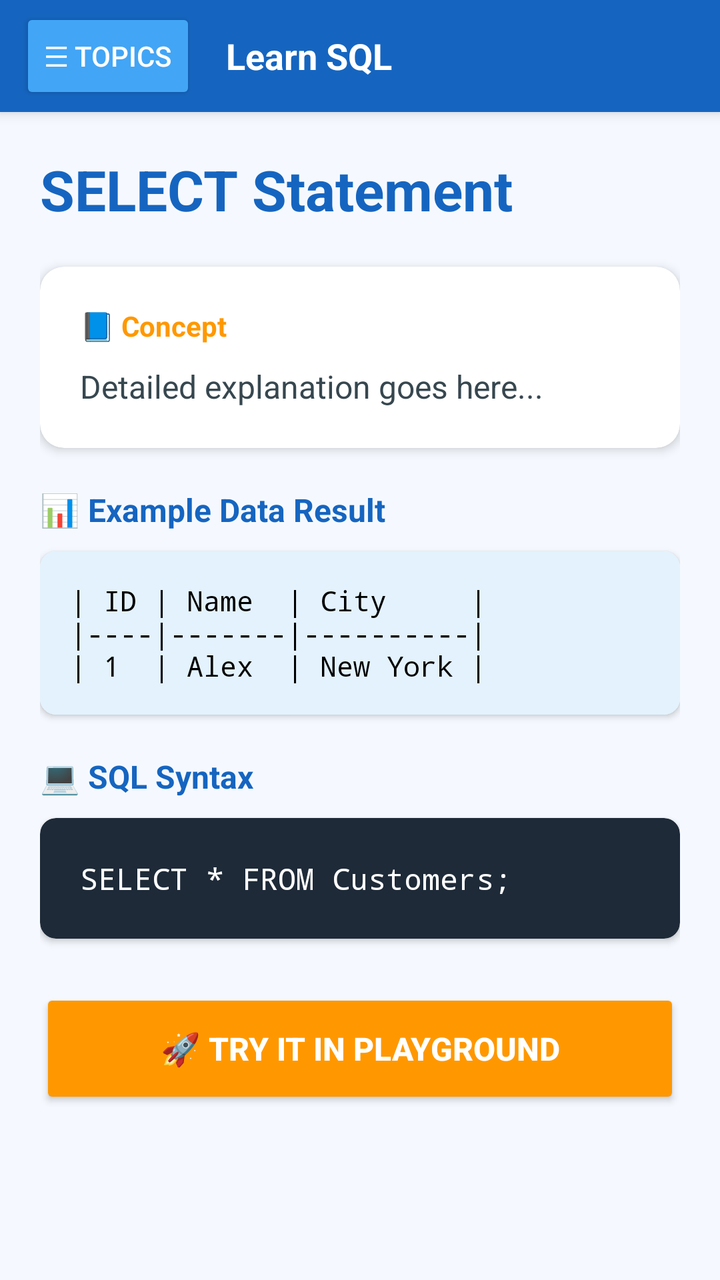
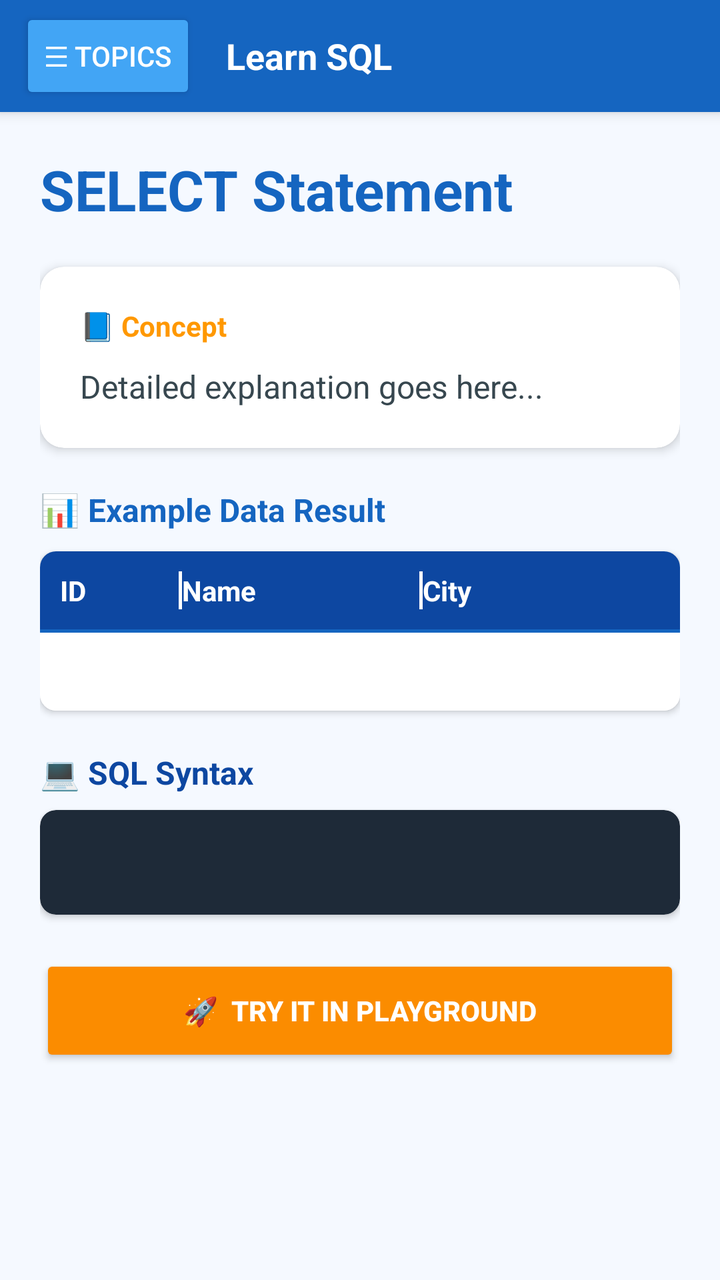

Screens rendered from an Android XML layout before and after an edit, with the pre-edit source and the edit as a unified diff.
<!-- AndroidManifest.xml: application theme Theme.AppCompat.Light.NoActionBar -->
<!-- res/layout/activity_learn_detail.xml -->
<?xml version="1.0" encoding="utf-8"?>
<LinearLayout xmlns:android="http://schemas.android.com/apk/res/android"
    xmlns:app="http://schemas.android.com/apk/res-auto"
    android:layout_width="match_parent"
    android:layout_height="match_parent"
    android:orientation="vertical"
    android:background="#F5F9FF"
    android:fitsSystemWindows="true">

    <LinearLayout
        android:layout_width="match_parent"
        android:layout_height="wrap_content"
        android:minHeight="56dp"
        android:background="#1565C0"
        android:gravity="center_vertical"
        android:paddingStart="10dp"
        android:paddingEnd="10dp"
        android:elevation="4dp">

        <Button
            android:id="@+id/btnMenu"
            android:layout_width="wrap_content"
            android:layout_height="wrap_content"
            android:text="☰ Topics"
            android:textSize="14sp"
            android:backgroundTint="#42A5F5"
            android:textColor="#FFFFFF"
            android:minHeight="48dp"/>

        <TextView
            android:layout_width="wrap_content"
            android:layout_height="wrap_content"
            android:text="Learn SQL"
            android:textSize="18sp"
            android:textStyle="bold"
            android:textColor="#FFFFFF"
            android:layout_marginStart="15dp"/>
    </LinearLayout>

    <ScrollView
        android:layout_width="match_parent"
        android:layout_height="match_parent"
        android:fillViewport="true">

        <LinearLayout
            android:layout_width="match_parent"
            android:layout_height="wrap_content"
            android:orientation="vertical"
            android:padding="20dp">

            <TextView
                android:id="@+id/tvDetailTitle"
                android:layout_width="match_parent"
                android:layout_height="wrap_content"
                android:layout_marginBottom="20dp"
                android:text="SELECT Statement"
                android:textColor="#1565C0"
                android:textSize="28sp"
                android:textStyle="bold" />

            <androidx.cardview.widget.CardView
                android:layout_width="match_parent"
                android:layout_height="wrap_content"
                android:layout_marginBottom="20dp"
                app:cardCornerRadius="12dp"
                app:cardElevation="3dp">

                <LinearLayout
                    android:layout_width="match_parent"
                    android:layout_height="wrap_content"
                    android:orientation="vertical"
                    android:padding="20dp">

                    <TextView
                        android:layout_width="wrap_content"
                        android:layout_height="wrap_content"
                        android:layout_marginBottom="10dp"
                        android:text="📘 Concept"
                        android:textColor="#FF9800"
                        android:textSize="14sp"
                        android:textStyle="bold" />

                    <TextView
                        android:id="@+id/tvDetailDesc"
                        android:layout_width="match_parent"
                        android:layout_height="wrap_content"
                        android:lineSpacingExtra="6dp"
                        android:text="Detailed explanation goes here..."
                        android:textColor="#37474F"
                        android:textSize="16sp" />
                </LinearLayout>
            </androidx.cardview.widget.CardView>

            <TextView
                android:layout_width="wrap_content"
                android:layout_height="wrap_content"
                android:layout_marginBottom="10dp"
                android:text="📊 Example Data Result"
                android:textColor="#1565C0"
                android:textSize="16sp"
                android:textStyle="bold" />

            <androidx.cardview.widget.CardView
                android:layout_width="match_parent"
                android:layout_height="wrap_content"
                android:layout_marginBottom="20dp"
                app:cardCornerRadius="8dp">

                <HorizontalScrollView
                    android:layout_width="match_parent"
                    android:layout_height="wrap_content"
                    android:background="#E3F2FD">

                    <TextView
                        android:id="@+id/tvExampleTables"
                        android:layout_width="wrap_content"
                        android:layout_height="wrap_content"
                        android:fontFamily="monospace"
                        android:padding="15dp"
                        android:text="| ID | Name  | City     |\n|----|-------|----------|\n| 1  | Alex  | New York |"
                        android:textColor="#000000"
                        android:textSize="14sp" />
                </HorizontalScrollView>
            </androidx.cardview.widget.CardView>

            <TextView
                android:layout_width="wrap_content"
                android:layout_height="wrap_content"
                android:layout_marginBottom="10dp"
                android:text="💻 SQL Syntax"
                android:textColor="#1565C0"
                android:textSize="16sp"
                android:textStyle="bold" />

            <androidx.cardview.widget.CardView
                android:layout_width="match_parent"
                android:layout_height="wrap_content"
                android:layout_marginBottom="25dp"
                app:cardBackgroundColor="#1E2A38"
                app:cardCornerRadius="8dp">

                <TextView
                    android:id="@+id/tvDetailCode"
                    android:layout_width="match_parent"
                    android:layout_height="wrap_content"
                    android:fontFamily="monospace"
                    android:padding="20dp"
                    android:text="SELECT * FROM Customers;"
                    android:textColor="#FFFFFF"
                    android:textSize="15sp" />
            </androidx.cardview.widget.CardView>

            <Button
                android:id="@+id/btnTryIt"
                android:layout_width="match_parent"
                android:layout_height="60dp"
                android:backgroundTint="#FF9800"
                android:text="🚀 Try it in Playground"
                android:textColor="#FFFFFF"
                android:textSize="16sp"
                android:textStyle="bold" />

        </LinearLayout>
    </ScrollView>
</LinearLayout>
<!-- resources referenced by this layout -->
<resources>

</resources>

<!-- the commit's change to res/layout/activity_learn_detail.xml (unified diff, before → after) -->
@@ -7,6 +7,7 @@
     android:background="#F5F9FF"
     android:fitsSystemWindows="true">
 
+    
     <LinearLayout
         android:layout_width="match_parent"
         android:layout_height="wrap_content"
@@ -48,6 +49,7 @@
             android:orientation="vertical"
             android:padding="20dp">
 
+            
             <TextView
                 android:id="@+id/tvDetailTitle"
                 android:layout_width="match_parent"
@@ -58,6 +60,7 @@
                 android:textSize="28sp"
                 android:textStyle="bold" />
 
+            
             <androidx.cardview.widget.CardView
                 android:layout_width="match_parent"
                 android:layout_height="wrap_content"
@@ -91,6 +94,7 @@
                 </LinearLayout>
             </androidx.cardview.widget.CardView>
 
+            
             <TextView
                 android:layout_width="wrap_content"
                 android:layout_height="wrap_content"
@@ -100,65 +104,125 @@
                 android:textSize="16sp"
                 android:textStyle="bold" />
 
+            
             <androidx.cardview.widget.CardView
                 android:layout_width="match_parent"
                 android:layout_height="wrap_content"
                 android:layout_marginBottom="20dp"
-                app:cardCornerRadius="8dp">
-
-                <HorizontalScrollView
+                app:cardCornerRadius="8dp"
+                app:cardElevation="2dp">
+
+                <LinearLayout
                     android:layout_width="match_parent"
                     android:layout_height="wrap_content"
-                    android:background="#E3F2FD">
-
-                    <TextView
-                        android:id="@+id/tvExampleTables"
-                        android:layout_width="wrap_content"
-                        android:layout_height="wrap_content"
-                        android:fontFamily="monospace"
-                        android:padding="15dp"
-                        android:text="| ID | Name  | City     |\n|----|-------|----------|\n| 1  | Alex  | New York |"
-                        android:textColor="#000000"
-                        android:textSize="14sp" />
-                </HorizontalScrollView>
+                    android:orientation="vertical">
+
+                    
+                    <LinearLayout
+                        android:layout_width="match_parent"
+                        android:layout_height="wrap_content"
+                        android:orientation="horizontal"
+                        android:background="#0D47A1"
+                        android:padding="10dp">
+
+                        <TextView
+                            android:layout_width="0dp"
+                            android:layout_height="wrap_content"
+                            android:layout_weight="1"
+                            android:text="ID"
+                            android:textStyle="bold"
+                            android:textColor="#FFFFFF"/>
+
+                        <View
+                            android:layout_width="1.5dp"
+                            android:layout_height="match_parent"
+                            android:background="#FFFFFF"/>
+
+                        <TextView
+                            android:layout_width="0dp"
+                            android:layout_height="wrap_content"
+                            android:layout_weight="2"
+                            android:text="Name"
+                            android:textStyle="bold"
+                            android:textColor="#FFFFFF"/>
+
+                        <View
+                            android:layout_width="1.5dp"
+                            android:layout_height="match_parent"
+                            android:background="#FFFFFF"/>
+
+                        <TextView
+                            android:layout_width="0dp"
+                            android:layout_height="wrap_content"
+                            android:layout_weight="2"
+                            android:text="City"
+                            android:textStyle="bold"
+                            android:textColor="#FFFFFF"/>
+                    </LinearLayout>
+
+                    
+                    <View
+                        android:layout_width="match_parent"
+                        android:layout_height="1.5dp"
+                        android:background="#1565C0"/>
+
+                    
+                    <LinearLayout
+                        android:layout_width="match_parent"
+                        android:layout_height="wrap_content"
+                        android:background="#FFFFFF"
+                        android:padding="10dp">
+
+                        
+                        <TextView
+                            android:id="@+id/tvExampleTables"
+                            android:layout_width="match_parent"
+                            android:layout_height="wrap_content"
+                            android:textColor="#1565C0"
+                            android:textSize="14sp"
+                            android:fontFamily="monospace"/>
+                    </LinearLayout>
+
+                </LinearLayout>
             </androidx.cardview.widget.CardView>
 
+            
+            
             <TextView
                 android:layout_width="wrap_content"
                 android:layout_height="wrap_content"
-                android:layout_marginBottom="10dp"
                 android:text="💻 SQL Syntax"
-                android:textColor="#1565C0"
                 android:textSize="16sp"
-                android:textStyle="bold" />
+                android:textStyle="bold"
+                android:textColor="#0D47A1"
+                android:layout_marginBottom="8dp"/>
 
             <androidx.cardview.widget.CardView
                 android:layout_width="match_parent"
                 android:layout_height="wrap_content"
-                android:layout_marginBottom="25dp"
+                app:cardCornerRadius="8dp"
                 app:cardBackgroundColor="#1E2A38"
-                app:cardCornerRadius="8dp">
+                android:layout_marginBottom="20dp">
 
                 <TextView
                     android:id="@+id/tvDetailCode"
                     android:layout_width="match_parent"
                     android:layout_height="wrap_content"
-                    android:fontFamily="monospace"
-                    android:padding="20dp"
-                    android:text="SELECT * FROM Customers;"
+                    android:padding="16dp"
                     android:textColor="#FFFFFF"
-                    android:textSize="15sp" />
+                    android:textSize="15sp"
+                    android:fontFamily="monospace"/>
             </androidx.cardview.widget.CardView>
 
             <Button
                 android:id="@+id/btnTryIt"
                 android:layout_width="match_parent"
-                android:layout_height="60dp"
-                android:backgroundTint="#FF9800"
-                android:text="🚀 Try it in Playground"
+                android:layout_height="56dp"
+                android:text="🚀  Try it in Playground"
+                android:textStyle="bold"
                 android:textColor="#FFFFFF"
-                android:textSize="16sp"
-                android:textStyle="bold" />
+                android:backgroundTint="#FB8C00"/>
+
 
         </LinearLayout>
     </ScrollView>
